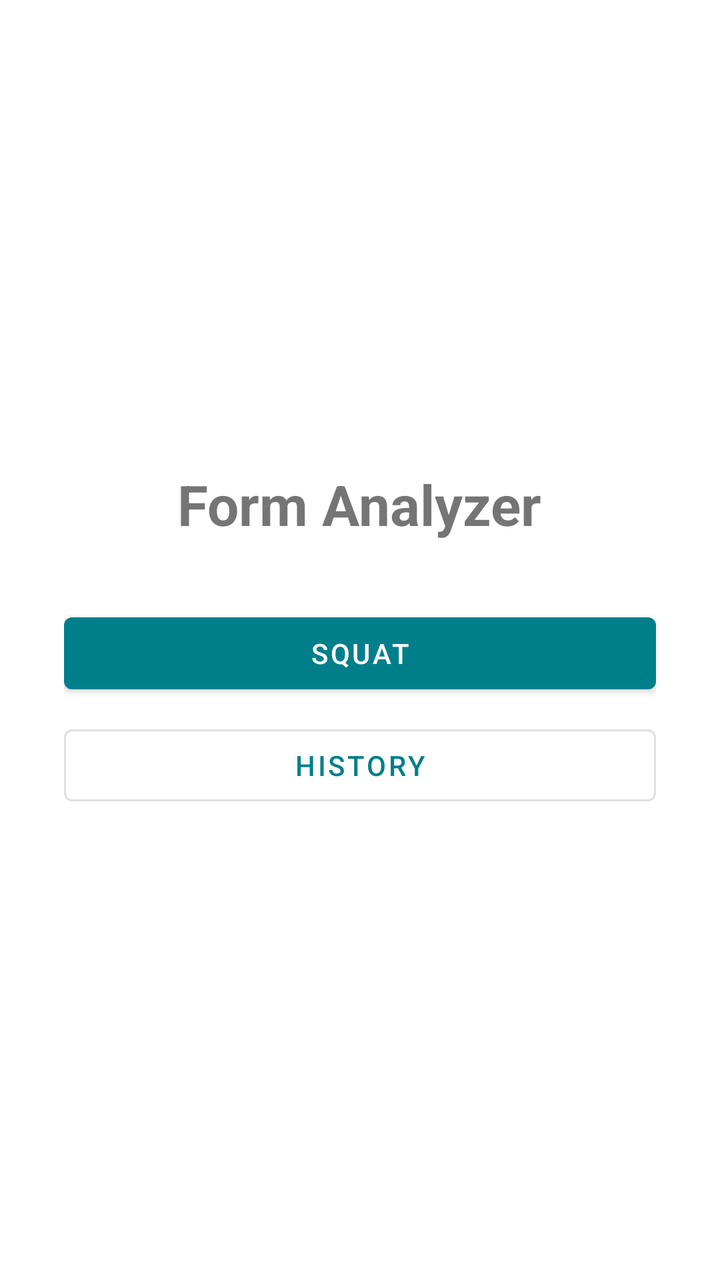
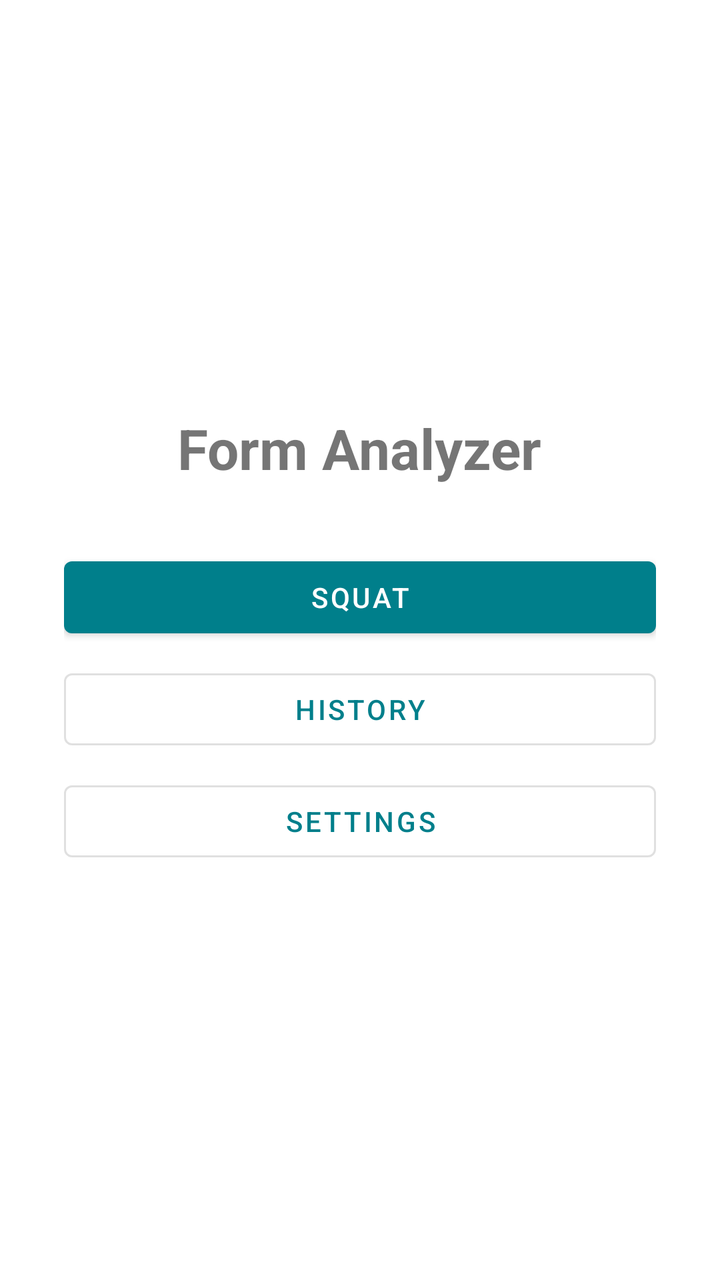

Compare the two renders of this Android layout. The source of the first and the diff that turns it into the second are given below.
<!-- AndroidManifest.xml: application theme AppTheme -->
<!-- res/layout/fragment_home.xml -->
<?xml version="1.0" encoding="utf-8"?>
<LinearLayout xmlns:android="http://schemas.android.com/apk/res/android"
    android:layout_width="match_parent"
    android:layout_height="match_parent"
    android:background="@android:color/white"
    android:gravity="center"
    android:orientation="vertical"
    android:padding="32dp">

    <TextView
        android:layout_width="wrap_content"
        android:layout_height="wrap_content"
        android:layout_marginBottom="32dp"
        android:text="@string/app_name"
        android:textSize="28sp"
        android:textStyle="bold" />

    <com.google.android.material.button.MaterialButton
        android:id="@+id/start_squat_button"
        android:layout_width="match_parent"
        android:layout_height="wrap_content"
        android:text="@string/home_start_squat" />

    <com.google.android.material.button.MaterialButton
        android:id="@+id/open_history_button"
        style="@style/Widget.MaterialComponents.Button.OutlinedButton"
        android:layout_width="match_parent"
        android:layout_height="wrap_content"
        android:layout_marginTop="8dp"
        android:text="@string/history" />
</LinearLayout>
<!-- resources referenced by this layout -->
<resources>
  <string name="app_name">Form Analyzer</string>
  <string name="history">History</string>
  <string name="home_start_squat">Squat</string>
  <style name="AppTheme" parent="Theme.MaterialComponents.Light.NoActionBar">
          
          <item name="colorPrimary">@color/mp_color_primary</item>
          <item name="colorPrimaryVariant">@color/mp_color_primary_variant</item>
          <item name="colorPrimaryDark">@color/mp_color_primary_dark</item>
          
          <item name="colorSecondary">@color/mp_color_secondary</item>
          <item name="colorSecondaryVariant">@color/mp_color_secondary_variant</item>
          <item name="colorError">@color/mp_color_error</item>
          
          <item name="android:statusBarColor">?attr/colorPrimary</item>
          
      </style>
  <color name="mp_color_primary">#007F8B</color>
  <color name="mp_color_primary_variant">#12B5CB</color>
  <color name="mp_color_primary_dark">#00676D</color>
  <color name="mp_color_secondary">#FBBC04</color>
  <color name="mp_color_secondary_variant">#F9AB00</color>
  <color name="mp_color_error">#B00020</color>
</resources>

<!-- the commit's change to res/layout/fragment_home.xml (unified diff, before → after) -->
@@ -28,4 +28,12 @@
         android:layout_height="wrap_content"
         android:layout_marginTop="8dp"
         android:text="@string/history" />
+
+    <com.google.android.material.button.MaterialButton
+        android:id="@+id/open_settings_button"
+        style="@style/Widget.MaterialComponents.Button.OutlinedButton"
+        android:layout_width="match_parent"
+        android:layout_height="wrap_content"
+        android:layout_marginTop="8dp"
+        android:text="@string/settings" />
 </LinearLayout>
<!-- resource entries referenced after the edit -->
@@ -3,6 +3,7 @@
   <string name="app_name">Form Analyzer</string>
   <string name="history">History</string>
   <string name="home_start_squat">Squat</string>
+  <string name="settings">Settings</string>
   <style name="AppTheme" parent="Theme.MaterialComponents.Light.NoActionBar">
           
           <item name="colorPrimary">@color/mp_color_primary</item>
